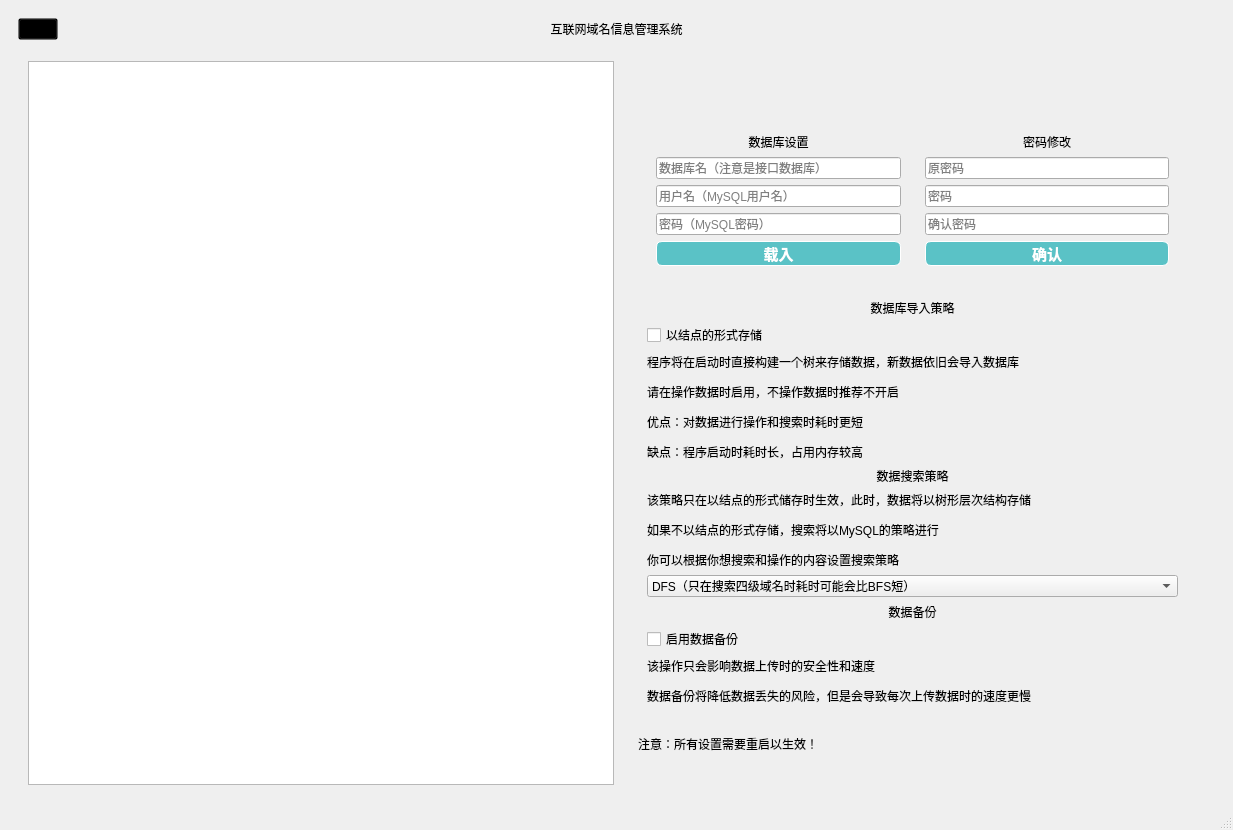
Qt form src/IDNIMS.ui (Miki-Riako/Internet-Domain-Name-Information-Management-System) before a commit.
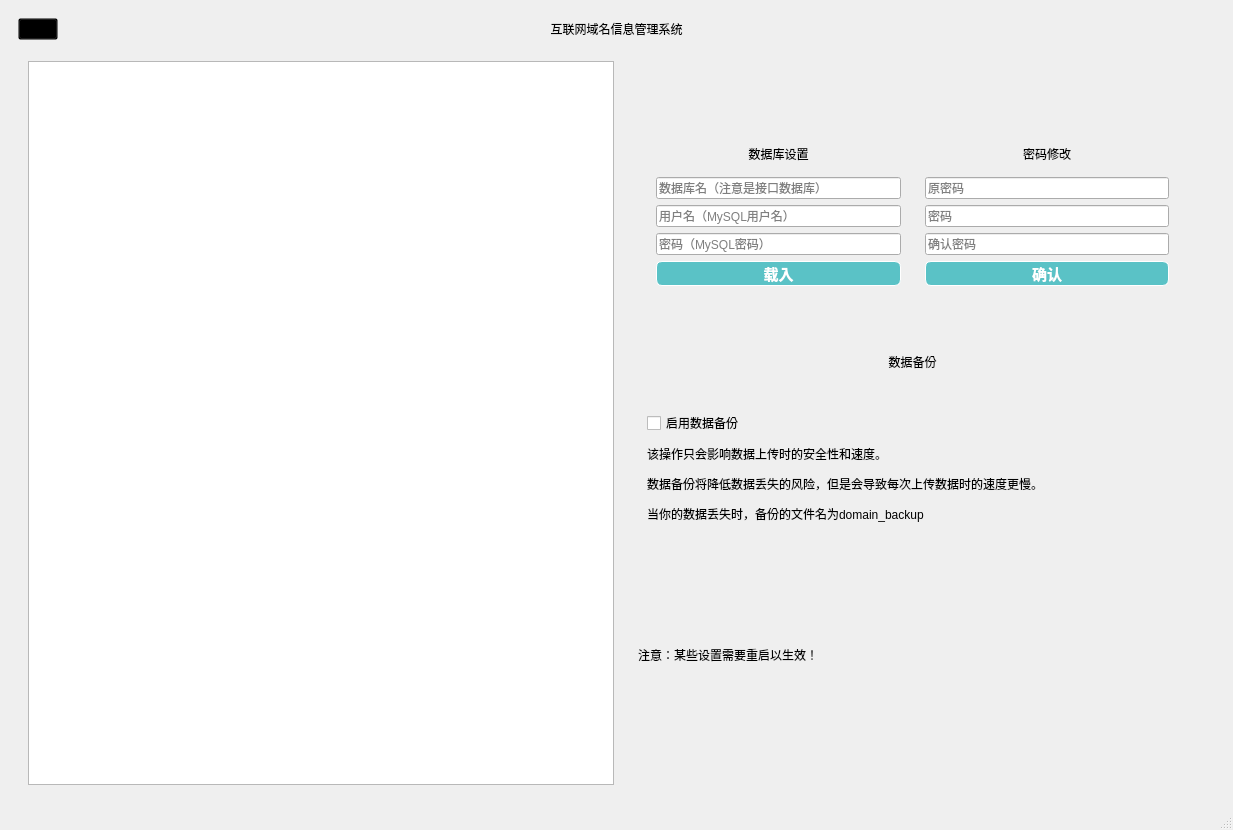
The same form after that commit. The open tabs and pages were chosen to show the change. Icons and pictures are not drawn. Custom widgets are drawn as their Qt base class.

The edit to the form file:
```diff
--- a/src/IDNIMS.ui
+++ b/src/IDNIMS.ui
@@ -1080,82 +1080,6 @@
                    </size>
                   </property>
                   <layout class="QVBoxLayout" name="verticalLayout_5">
-                   <item>
-                    <widget class="QLabel" name="label_22">
-                     <property name="styleSheet">
-                      <string notr="true">font: 700 12pt &quot;Microsoft YaHei UI&quot;;</string>
-                     </property>
-                     <property name="text">
-                      <string>数据库导入策略</string>
-                     </property>
-                     <property name="alignment">
-                      <set>Qt::AlignCenter</set>
-                     </property>
-                    </widget>
-                   </item>
-                   <item>
-                    <widget class="QCheckBox" name="nodeButton">
-                     <property name="text">
-                      <string>以结点的形式存储</string>
-                     </property>
-                     <property name="checkable">
-                      <bool>true</bool>
-                     </property>
-                     <property name="checked">
-                      <bool>false</bool>
-                     </property>
-                    </widget>
-                   </item>
-                   <item>
-                    <widget class="QLabel" name="label_24">
-                     <property name="styleSheet">
-                      <string notr="true">font: 9pt &quot;Microsoft YaHei UI&quot;;</string>
-                     </property>
-                     <property name="text">
-                      <string>&lt;html&gt;&lt;head/&gt;&lt;body&gt;&lt;p&gt;程序将在启动时直接构建一个树来存储数据，新数据依旧会导入数据库&lt;/p&gt;&lt;p&gt;请在操作数据时启用，不操作数据时推荐不开启&lt;/p&gt;&lt;p&gt;优点：对数据进行操作和搜索时耗时更短&lt;/p&gt;&lt;p&gt;缺点：程序启动时耗时长，占用内存较高&lt;/p&gt;&lt;/body&gt;&lt;/html&gt;</string>
-                     </property>
-                     <property name="alignment">
-                      <set>Qt::AlignLeading|Qt::AlignLeft|Qt::AlignVCenter</set>
-                     </property>
-                    </widget>
-                   </item>
-                   <item>
-                    <widget class="QLabel" name="label_23">
-                     <property name="styleSheet">
-                      <string notr="true">font: 700 12pt &quot;Microsoft YaHei UI&quot;;</string>
-                     </property>
-                     <property name="text">
-                      <string>数据搜索策略</string>
-                     </property>
-                     <property name="alignment">
-                      <set>Qt::AlignCenter</set>
-                     </property>
-                    </widget>
-                   </item>
-                   <item>
-                    <widget class="QLabel" name="label_27">
-                     <property name="styleSheet">
-                      <string notr="true">font: 9pt &quot;Microsoft YaHei UI&quot;;</string>
-                     </property>
-                     <property name="text">
-                      <string>&lt;html&gt;&lt;head/&gt;&lt;body&gt;&lt;p&gt;该策略只在以结点的形式储存时生效，此时，数据将以树形层次结构存储&lt;/p&gt;&lt;p&gt;如果不以结点的形式存储，搜索将以MySQL的策略进行&lt;/p&gt;&lt;p&gt;你可以根据你想搜索和操作的内容设置搜索策略&lt;/p&gt;&lt;/body&gt;&lt;/html&gt;</string>
-                     </property>
-                    </widget>
-                   </item>
-                   <item>
-                    <widget class="QComboBox" name="comboBox">
-                     <item>
-                      <property name="text">
-                       <string>DFS（只在搜索四级域名时耗时可能会比BFS短）</string>
-                      </property>
-                     </item>
-                     <item>
-                      <property name="text">
-                       <string>BFS（大部分情况下耗时都比DFS短）</string>
-                      </property>
-                     </item>
-                    </widget>
-                   </item>
                    <item>
                     <widget class="QLabel" name="label_29">
                      <property name="styleSheet">
@@ -1188,7 +1112,7 @@
                       <string notr="true">font: 9pt &quot;Microsoft YaHei UI&quot;;</string>
                      </property>
                      <property name="text">
-                      <string>&lt;html&gt;&lt;head/&gt;&lt;body&gt;&lt;p&gt;该操作只会影响数据上传时的安全性和速度&lt;/p&gt;&lt;p&gt;数据备份将降低数据丢失的风险，但是会导致每次上传数据时的速度更慢&lt;/p&gt;&lt;/body&gt;&lt;/html&gt;</string>
+                      <string>&lt;html&gt;&lt;head/&gt;&lt;body&gt;&lt;p&gt;该操作只会影响数据上传时的安全性和速度。&lt;/p&gt;&lt;p&gt;数据备份将降低数据丢失的风险，但是会导致每次上传数据时的速度更慢。&lt;/p&gt;&lt;p&gt;当你的数据丢失时，备份的文件名为domain_backup&lt;/p&gt;&lt;/body&gt;&lt;/html&gt;</string>
                      </property>
                     </widget>
                    </item>
@@ -1201,7 +1125,7 @@
                    <string notr="true">font: 700 12pt &quot;Microsoft YaHei UI&quot;;</string>
                   </property>
                   <property name="text">
-                   <string>注意：所有设置需要重启以生效！</string>
+                   <string>注意：某些设置需要重启以生效！</string>
                   </property>
                  </widget>
                 </item>
```
Left out of the diff: 32 changed lines with no effect on the pictures.
